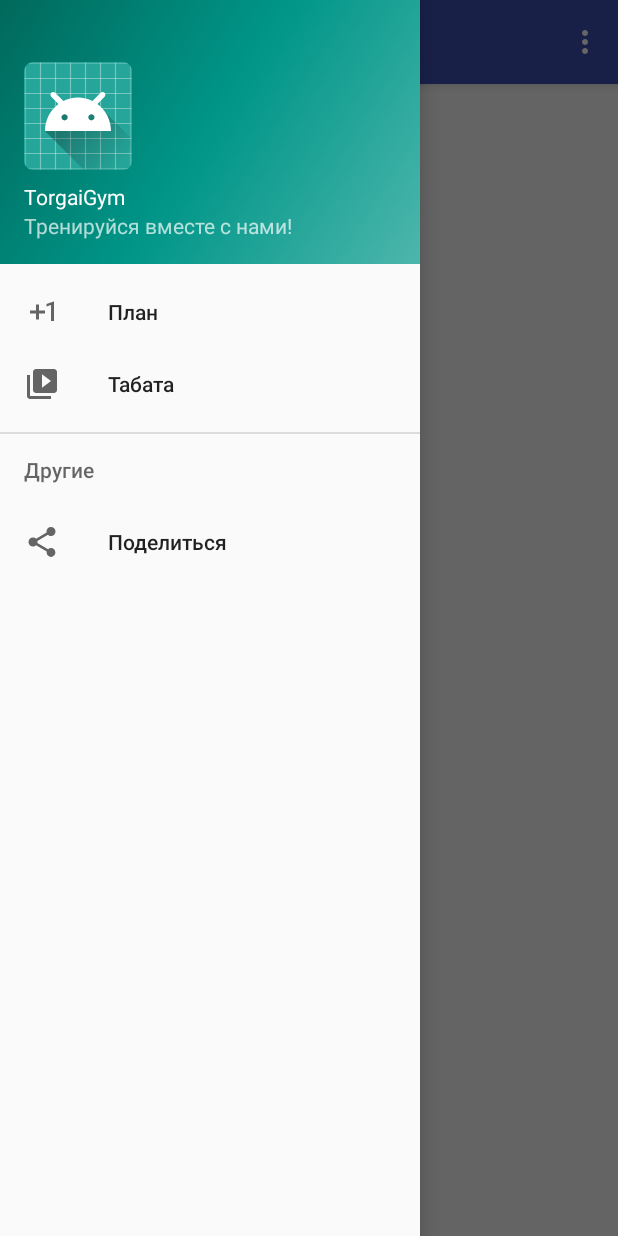
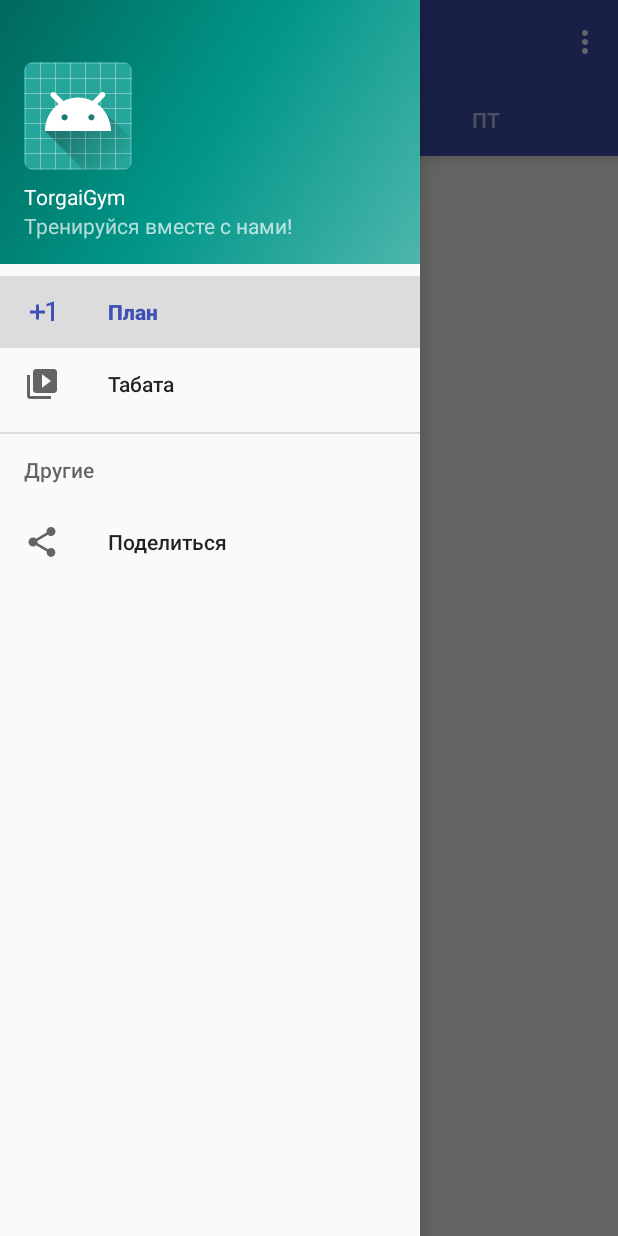
Before and after one commit to qdri1/TorgaiGym, an Android app: the MainActivity screen opened directly, with no data from a screen before it, with the side drawer open, on a phone screen of 412 x 824 dp. Run offline under Robolectric (Android 15) with nearby library versions, the phone set to English and light mode, and no system bars; our stand-ins replace Firebase (no records; nobody signed in at launch, a user with empty details on screens opened directly).

Commit message:
Days in User's part

```diff
--- a/app/src/main/java/com/torgaigym/torgai/torgaigym/MainActivity.java
+++ b/app/src/main/java/com/torgaigym/torgai/torgaigym/MainActivity.java
@@ -38,6 +38,7 @@ public class MainActivity extends AppCompatActivity
         toggle.syncState();
 
         NavigationView navigationView = findViewById(R.id.nav_view);
+        navigationView.setCheckedItem(R.id.nav_plan);
         navigationView.setNavigationItemSelectedListener(this);
     }
 
--- a/app/src/main/java/com/torgaigym/torgai/torgaigym/adapters/PagerAdapter.java
+++ b/app/src/main/java/com/torgaigym/torgai/torgaigym/adapters/PagerAdapter.java
@@ -11,16 +11,18 @@ public class PagerAdapter extends FragmentStatePagerAdapter {
 
     private int tabs;
     private Fragment fragments[];
+    private boolean isAdmin;
 
-    public PagerAdapter(FragmentManager fm, int tabs) {
+    public PagerAdapter(FragmentManager fm, int tabs, boolean isAdmin) {
         super(fm);
         this.tabs = tabs;
+        this.isAdmin = isAdmin;
         fragments = new Fragment[tabs];
     }
 
     @Override
     public Fragment getItem(int position) {
-        fragments[position] = DaysFragment.newInstance(position);
+        fragments[position] = DaysFragment.newInstance(position, isAdmin);
         return fragments[position];
     }
 
--- a/app/src/main/java/com/torgaigym/torgai/torgaigym/admins/AdminsActivity.java
+++ b/app/src/main/java/com/torgaigym/torgai/torgaigym/admins/AdminsActivity.java
@@ -39,7 +39,7 @@ public class AdminsActivity extends AppCompatActivity implements TabLayout.OnTab
         tabLayout.addTab(tabLayout.newTab().setText(getString(R.string.day_5_shrt)));
 
         viewPager = findViewById(R.id.pager);
-        adapter = new PagerAdapter(getSupportFragmentManager(), tabLayout.getTabCount());
+        adapter = new PagerAdapter(getSupportFragmentManager(), tabLayout.getTabCount(), true);
         viewPager.setAdapter(adapter);
         viewPager.addOnPageChangeListener(new TabLayout.TabLayoutOnPageChangeListener(tabLayout));
 
--- a/app/src/main/java/com/torgaigym/torgai/torgaigym/consts/TorgaiGymConsts.java
+++ b/app/src/main/java/com/torgaigym/torgai/torgaigym/consts/TorgaiGymConsts.java
@@ -3,5 +3,6 @@ package com.torgaigym.torgai.torgaigym.consts;
 public class TorgaiGymConsts {
 
     public static final String POSITION = "position";
+    public static final String IS_ADMIN = "isAdmin";
 
 }
--- a/app/src/main/java/com/torgaigym/torgai/torgaigym/fragments/DaysFragment.java
+++ b/app/src/main/java/com/torgaigym/torgai/torgaigym/fragments/DaysFragment.java
@@ -34,12 +34,13 @@ public class DaysFragment extends Fragment implements DaysInterface, ExercisesLi
     private List<List<Exercise>> groups;
     private boolean init = true;
 
-    public static DaysFragment newInstance(int position) {
+    public static DaysFragment newInstance(int position, boolean isAdmin) {
 
         Bundle args = new Bundle();
 
         DaysFragment fragment = new DaysFragment();
         args.putInt(TorgaiGymConsts.POSITION, position);
+        args.putBoolean(TorgaiGymConsts.IS_ADMIN, isAdmin);
         fragment.setArguments(args);
         return fragment;
     }
@@ -70,7 +71,7 @@ public class DaysFragment extends Fragment implements DaysInterface, ExercisesLi
             }
 
             if (!groups.isEmpty()) {
-                adapter = new ExercisesListAdapter(getContext(), groups, this);
+                adapter = new ExercisesListAdapter(getContext(), groups, getArguments().getBoolean(TorgaiGymConsts.IS_ADMIN) ? this : null);
                 expandableListView.setAdapter(adapter);
             }
         }
@@ -80,7 +81,7 @@ public class DaysFragment extends Fragment implements DaysInterface, ExercisesLi
     public void addItemToList(Exercise exercise) {
         groups.add(new ArrayList<Exercise>());
         groups.get(groups.size() - 1).add(exercise);
-        adapter = new ExercisesListAdapter(getContext(), groups, this);
+        adapter = new ExercisesListAdapter(getContext(), groups, getArguments().getBoolean(TorgaiGymConsts.IS_ADMIN) ? this : null);
         expandableListView.setAdapter(adapter);
     }
 
--- a/app/src/main/java/com/torgaigym/torgai/torgaigym/fragments/PlanFragment.java
+++ b/app/src/main/java/com/torgaigym/torgai/torgaigym/fragments/PlanFragment.java
@@ -2,17 +2,25 @@ package com.torgaigym.torgai.torgaigym.fragments;
 
 
 import android.os.Bundle;
+import android.support.design.widget.TabLayout;
 import android.support.v4.app.Fragment;
+import android.support.v4.view.ViewPager;
 import android.view.LayoutInflater;
 import android.view.View;
 import android.view.ViewGroup;
 
 import com.torgaigym.torgai.torgaigym.R;
+import com.torgaigym.torgai.torgaigym.adapters.PagerAdapter;
+
+import java.util.Calendar;
 
 /**
  * A simple {@link Fragment} subclass.
  */
-public class PlanFragment extends Fragment {
+public class PlanFragment extends Fragment implements TabLayout.OnTabSelectedListener {
+
+    private ViewPager viewPager;
+    private PagerAdapter adapter;
 
     public static PlanFragment newInstance() {
 
@@ -26,8 +34,50 @@ public class PlanFragment extends Fragment {
     @Override
     public View onCreateView(LayoutInflater inflater, ViewGroup container,
                              Bundle savedInstanceState) {
-        // Inflate the layout for this fragment
-        return inflater.inflate(R.layout.fragment_plan, container, false);
+        View v = inflater.inflate(R.layout.fragment_plan, container, false);
+        initView(v);
+        return v;
     }
 
+    private void initView(View view) {
+        TabLayout tabLayout = view.findViewById(R.id.tab_layout);
+        tabLayout.addTab(tabLayout.newTab().setText(getString(R.string.day_1_shrt)));
+        tabLayout.addTab(tabLayout.newTab().setText(getString(R.string.day_2_shrt)));
+        tabLayout.addTab(tabLayout.newTab().setText(getString(R.string.day_3_shrt)));
+        tabLayout.addTab(tabLayout.newTab().setText(getString(R.string.day_4_shrt)));
+        tabLayout.addTab(tabLayout.newTab().setText(getString(R.string.day_5_shrt)));
+
+        viewPager = view.findViewById(R.id.pager);
+        adapter = new PagerAdapter(getActivity().getSupportFragmentManager(), tabLayout.getTabCount(), false);
+        viewPager.setAdapter(adapter);
+        viewPager.addOnPageChangeListener(new TabLayout.TabLayoutOnPageChangeListener(tabLayout));
+
+        tabLayout.addOnTabSelectedListener(this);
+        autoSelectToday();
+    }
+
+    private void autoSelectToday() {
+        Calendar cal = Calendar.getInstance();
+        int day = cal.get(Calendar.DAY_OF_WEEK);
+        if (day >= 2 && day <= 6) {
+            viewPager.setCurrentItem(day - 2);
+        } else {
+            viewPager.setCurrentItem(0);
+        }
+    }
+
+    @Override
+    public void onTabSelected(TabLayout.Tab tab) {
+        viewPager.setCurrentItem(tab.getPosition());
+    }
+
+    @Override
+    public void onTabUnselected(TabLayout.Tab tab) {
+
+    }
+
+    @Override
+    public void onTabReselected(TabLayout.Tab tab) {
+
+    }
 }
--- a/app/src/main/res/layout/fragment_plan.xml
+++ b/app/src/main/res/layout/fragment_plan.xml
@@ -4,10 +4,6 @@
     android:layout_height="match_parent"
     tools:context="com.torgaigym.torgai.torgaigym.fragments.PlanFragment">
 
-    <!-- TODO: Update blank fragment layout -->
-    <TextView
-        android:layout_width="match_parent"
-        android:layout_height="match_parent"
-        android:text="PLAN" />
+    <include layout="@layout/content_admins" />
 
 </FrameLayout>
```
